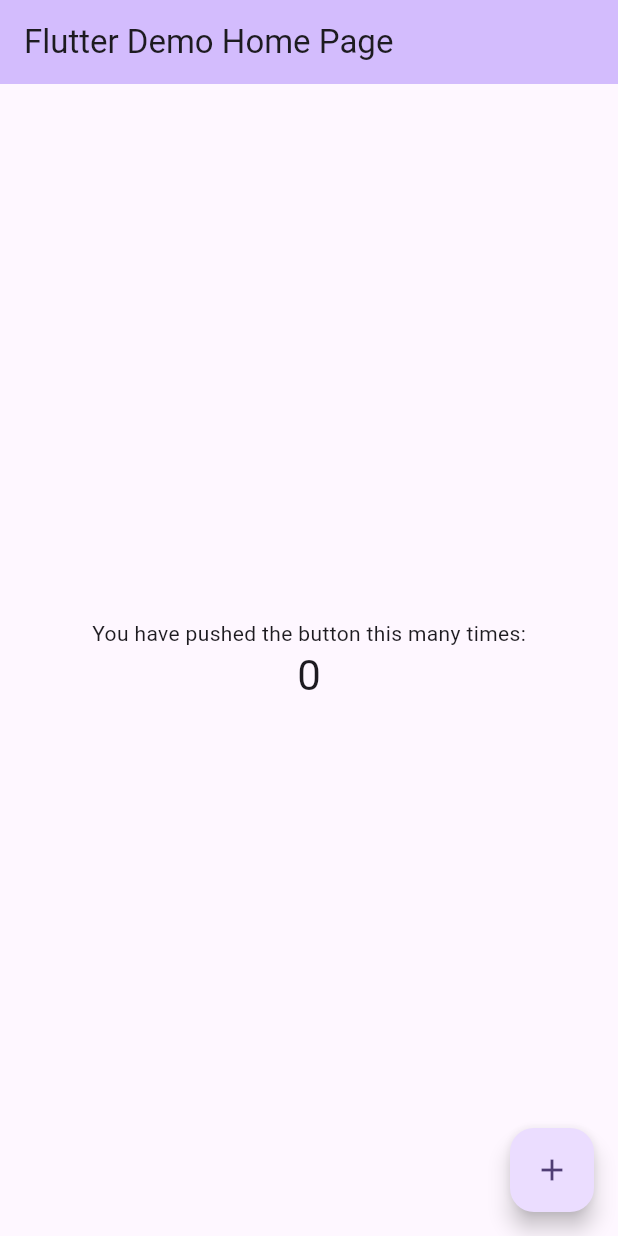
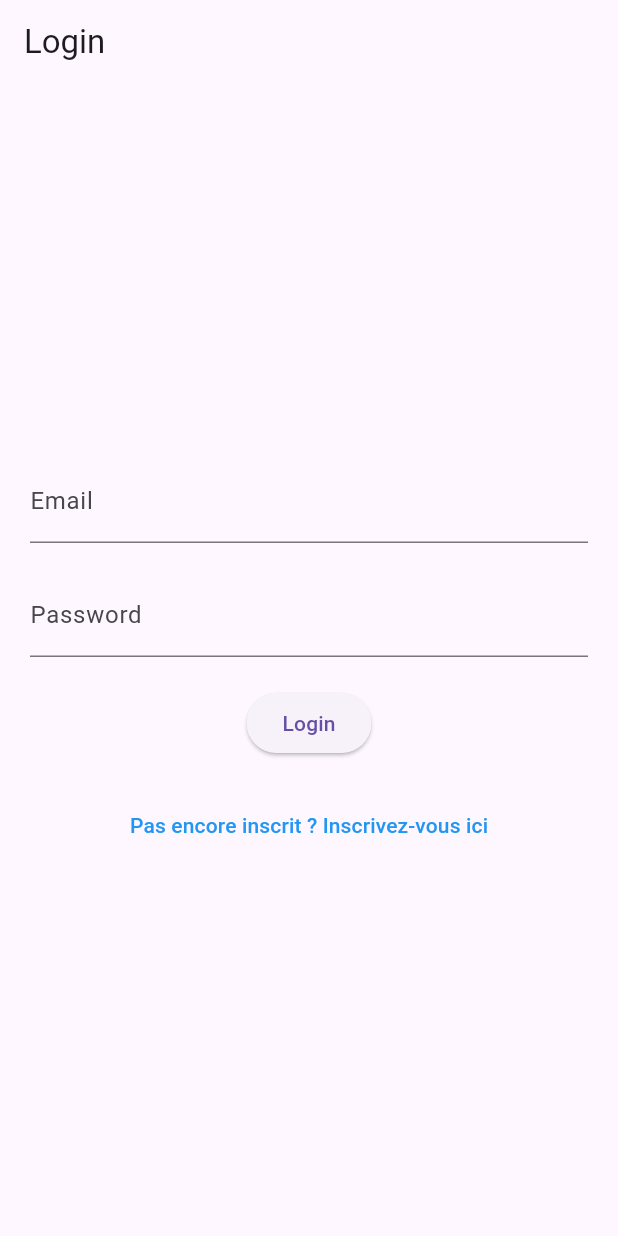
Before and after one commit to Frivox1/coin_control, a Flutter app: the screen it shows after launch, on a phone screen of 412 x 824 dp. Run offline on Flutter 3.47's test engine with Material 3 defaults, Android fonts, the phone set to English and light mode, and no system bars; our stand-ins replace firebase_auth, firebase_core; accounts and stored records are empty.

Commit message:
auth system working ✅

```diff
--- a/lib/main.dart
+++ b/lib/main.dart
@@ -1,125 +1,47 @@
 import 'package:flutter/material.dart';
+import 'package:firebase_core/firebase_core.dart';
+import 'firebase_options.dart';
+import 'screens/home_screen.dart';
+import 'screens/login_screen.dart';
+import 'services/auth_service.dart';
+import 'package:firebase_auth/firebase_auth.dart';
 
-void main() {
-  runApp(const MyApp());
+void main() async {
+  WidgetsFlutterBinding.ensureInitialized();
+  await Firebase.initializeApp(
+    options: DefaultFirebaseOptions.currentPlatform,
+  );
+  runApp(MyApp());
 }
 
 class MyApp extends StatelessWidget {
-  const MyApp({super.key});
+  final AuthService _authService = AuthService();
 
-  // This widget is the root of your application.
   @override
   Widget build(BuildContext context) {
     return MaterialApp(
-      title: 'Flutter Demo',
+      debugShowCheckedModeBanner: false,
+      title: 'My App',
       theme: ThemeData(
-        // This is the theme of your application.
-        //
-        // TRY THIS: Try running your application with "flutter run". You'll see
-        // the application has a purple toolbar. Then, without quitting the app,
-        // try changing the seedColor in the colorScheme below to Colors.green
-        // and then invoke "hot reload" (save your changes or press the "hot
-        // reload" button in a Flutter-supported IDE, or press "r" if you used
-        // the command line to start the app).
-        //
-        // Notice that the counter didn't reset back to zero; the application
-        // state is not lost during the reload. To reset the state, use hot
-        // restart instead.
-        //
-        // This works for code too, not just values: Most code changes can be
-        // tested with just a hot reload.
-        colorScheme: ColorScheme.fromSeed(seedColor: Colors.deepPurple),
-        useMaterial3: true,
+        primarySwatch: Colors.blue,
       ),
-      home: const MyHomePage(title: 'Flutter Demo Home Page'),
+      home: StreamBuilder<User?>(
+        stream: _authService
+            .user, // Utilisation du stream user pour détecter les changements d'état d'authentification
+        builder: (context, snapshot) {
+          if (snapshot.connectionState == ConnectionState.waiting) {
+            return const CircularProgressIndicator();
+          } else {
+            if (snapshot.data != null) {
+              // L'utilisateur est connecté, affichez l'écran d'accueil
+              return HomeScreen();
+            } else {
+              // L'utilisateur n'est pas connecté, affichez l'écran de connexion
+              return LoginScreen();
+            }
+          }
+        },
+      ),
     );
   }
 }
-
-class MyHomePage extends StatefulWidget {
-  const MyHomePage({super.key, required this.title});
-
-  // This widget is the home page of your application. It is stateful, meaning
-  // that it has a State object (defined below) that contains fields that affect
-  // how it looks.
-
-  // This class is the configuration for the state. It holds the values (in this
-  // case the title) provided by the parent (in this case the App widget) and
-  // used by the build method of the State. Fields in a Widget subclass are
-  // always marked "final".
-
-  final String title;
-
-  @override
-  State<MyHomePage> createState() => _MyHomePageState();
-}
-
-class _MyHomePageState extends State<MyHomePage> {
-  int _counter = 0;
-
-  void _incrementCounter() {
-    setState(() {
-      // This call to setState tells the Flutter framework that something has
-      // changed in this State, which causes it to rerun the build method below
-      // so that the display can reflect the updated values. If we changed
-      // _counter without calling setState(), then the build method would not be
-      // called again, and so nothing would appear to happen.
-      _counter++;
-    });
-  }
-
-  @override
-  Widget build(BuildContext context) {
-    // This method is rerun every time setState is called, for instance as done
-    // by the _incrementCounter method above.
-    //
-    // The Flutter framework has been optimized to make rerunning build methods
-    // fast, so that you can just rebuild anything that needs updating rather
-    // than having to individually change instances of widgets.
-    return Scaffold(
-      appBar: AppBar(
-        // TRY THIS: Try changing the color here to a specific color (to
-        // Colors.amber, perhaps?) and trigger a hot reload to see the AppBar
-        // change color while the other colors stay the same.
-        backgroundColor: Theme.of(context).colorScheme.inversePrimary,
-        // Here we take the value from the MyHomePage object that was created by
-        // the App.build method, and use it to set our appbar title.
-        title: Text(widget.title),
-      ),
-      body: Center(
-        // Center is a layout widget. It takes a single child and positions it
-        // in the middle of the parent.
-        child: Column(
-          // Column is also a layout widget. It takes a list of children and
-          // arranges them vertically. By default, it sizes itself to fit its
-          // children horizontally, and tries to be as tall as its parent.
-          //
-          // Column has various properties to control how it sizes itself and
-          // how it positions its children. Here we use mainAxisAlignment to
-          // center the children vertically; the main axis here is the vertical
-          // axis because Columns are vertical (the cross axis would be
-          // horizontal).
-          //
-          // TRY THIS: Invoke "debug painting" (choose the "Toggle Debug Paint"
-          // action in the IDE, or press "p" in the console), to see the
-          // wireframe for each widget.
-          mainAxisAlignment: MainAxisAlignment.center,
-          children: <Widget>[
-            const Text(
-              'You have pushed the button this many times:',
-            ),
-            Text(
-              '$_counter',
-              style: Theme.of(context).textTheme.headlineMedium,
-            ),
-          ],
-        ),
-      ),
-      floatingActionButton: FloatingActionButton(
-        onPressed: _incrementCounter,
-        tooltip: 'Increment',
-        child: const Icon(Icons.add),
-      ), // This trailing comma makes auto-formatting nicer for build methods.
-    );
-  }
-}
--- /dev/null
+++ b/lib/screens/login_screen.dart
@@ -0,0 +1,96 @@
+import 'package:coin_control/screens/signup_screen';
+import 'package:flutter/material.dart';
+import '../services/auth_service.dart'; // Importez votre service d'authentification
+
+class LoginScreen extends StatefulWidget {
+  @override
+  _LoginScreenState createState() => _LoginScreenState();
+}
+
+class _LoginScreenState extends State<LoginScreen> {
+  final AuthService _authService = AuthService();
+
+  // Définissez les contrôleurs pour les champs d'entrée
+  final TextEditingController _emailController = TextEditingController();
+  final TextEditingController _passwordController = TextEditingController();
+
+  @override
+  Widget build(BuildContext context) {
+    return Scaffold(
+      appBar: AppBar(
+        title: Text('Login'),
+      ),
+      body: Center(
+        child: Padding(
+          padding: const EdgeInsets.all(20.0),
+          child: Column(
+            mainAxisAlignment: MainAxisAlignment.center,
+            children: [
+              TextField(
+                controller: _emailController,
+                decoration: InputDecoration(
+                  labelText: 'Email',
+                ),
+              ),
+              SizedBox(height: 20),
+              TextField(
+                controller: _passwordController,
+                obscureText: true,
+                decoration: InputDecoration(
+                  labelText: 'Password',
+                ),
+              ),
+              SizedBox(height: 20),
+              ElevatedButton(
+                onPressed: () async {
+                  // Logique pour se connecter
+                  String email = _emailController.text.trim();
+                  String password = _passwordController.text.trim();
+
+                  // Appel à la méthode de connexion dans le service d'authentification
+                  dynamic result = await _authService.signIn(email, password);
+
+                  // Vérifiez le résultat et gérez-le en conséquence
+                  if (result != null) {
+                    // L'utilisateur est connecté avec succès
+                    // Vous pouvez rediriger l'utilisateur vers une autre page, par exemple la page d'accueil
+                    Navigator.pushReplacementNamed(context, '/home');
+                  } else {
+                    // Une erreur s'est produite lors de la connexion
+                    // Vous pouvez afficher un message d'erreur à l'utilisateur
+                    ScaffoldMessenger.of(context).showSnackBar(
+                      SnackBar(content: Text('Erreur lors de la connexion')),
+                    );
+                  }
+                },
+                child: Text('Login'),
+              ),
+              SizedBox(height: 20),
+              // Ajoutez un lien vers l'écran d'inscription
+              TextButton(
+                onPressed: () {
+                  Navigator.push(
+                    context,
+                    MaterialPageRoute(builder: (context) => SignupScreen()),
+                  );
+                },
+                child: Text(
+                  'Pas encore inscrit ? Inscrivez-vous ici',
+                  style: TextStyle(color: Colors.blue),
+                ),
+              ),
+            ],
+          ),
+        ),
+      ),
+    );
+  }
+
+  @override
+  void dispose() {
+    // Disposez des contrôleurs pour éviter les fuites de mémoire
+    _emailController.dispose();
+    _passwordController.dispose();
+    super.dispose();
+  }
+}
--- /dev/null
+++ b/lib/services/auth_service.dart
@@ -0,0 +1,44 @@
+import 'package:firebase_auth/firebase_auth.dart';
+
+class AuthService {
+  final FirebaseAuth _auth = FirebaseAuth.instance;
+
+  // Méthode pour écouter les changements d'état d'authentification
+  Stream<User?> get user {
+    return _auth.authStateChanges();
+  }
+
+  // Méthode pour s'inscrire avec email et mot de passe
+  Future<User?> signUp(String email, String password) async {
+    try {
+      UserCredential userCredential =
+          await _auth.createUserWithEmailAndPassword(
+        email: email,
+        password: password,
+      );
+      return userCredential.user;
+    } catch (e) {
+      print('Erreur lors de l\'inscription : $e');
+      return null;
+    }
+  }
+
+  // Méthode pour se connecter avec email et mot de passe
+  Future<User?> signIn(String email, String password) async {
+    try {
+      UserCredential userCredential = await _auth.signInWithEmailAndPassword(
+        email: email,
+        password: password,
+      );
+      return userCredential.user;
+    } catch (e) {
+      print('Erreur lors de la connexion : $e');
+      return null;
+    }
+  }
+
+  // Méthode pour se déconnecter
+  Future<void> signOut() async {
+    await _auth.signOut();
+  }
+}
--- a/pubspec.yaml
+++ b/pubspec.yaml
@@ -35,6 +35,8 @@ dependencies:
   # The following adds the Cupertino Icons font to your application.
   # Use with the CupertinoIcons class for iOS style icons.
   cupertino_icons: ^1.0.6
+  firebase_core: ^2.28.0
+  firebase_auth: ^4.19.0
 
 dev_dependencies:
   flutter_test:
```
Also changed, not shown: lib/screens/home_screen.dart (added, +55 -0 lines), lib/firebase_options.dart (added), pubspec.lock, 20 other files.
